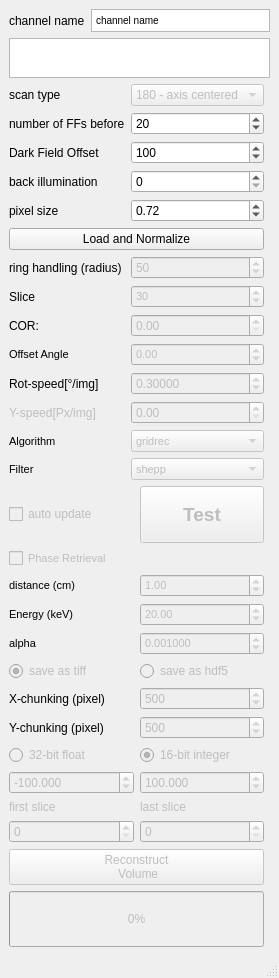
Above: BAMline_on_the_fly_CT/on_the_fly_CT_reco_hdf_panel.ui from HMarkoetter/BAMline_CT_preview_RECO before the change. Below: the same form after it.
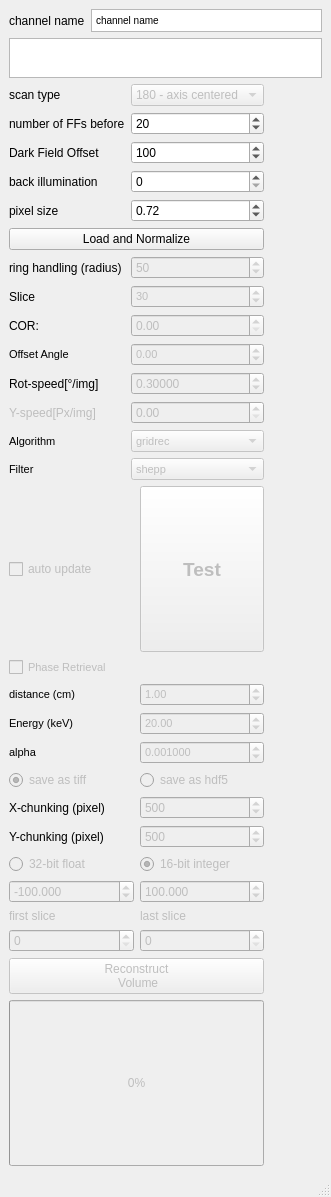
That is the form after the change.

Commit message: On-the-fly CT-Reco Panel feeding ImageJ

What changed in the file:
```diff
--- a/BAMline_on_the_fly_CT/on_the_fly_CT_reco_hdf_panel.ui
+++ b/BAMline_on_the_fly_CT/on_the_fly_CT_reco_hdf_panel.ui
@@ -6,8 +6,8 @@
    <rect>
     <x>0</x>
     <y>0</y>
-    <width>268</width>
-    <height>978</height>
+    <width>331</width>
+    <height>1197</height>
    </rect>
   </property>
   <property name="windowTitle">
@@ -440,8 +440,8 @@
          <string>&lt;!DOCTYPE HTML PUBLIC &quot;-//W3C//DTD HTML 4.0//EN&quot; &quot;http://www.w3.org/TR/REC-html40/strict.dtd&quot;&gt;
 &lt;html&gt;&lt;head&gt;&lt;meta name=&quot;qrichtext&quot; content=&quot;1&quot; /&gt;&lt;style type=&quot;text/css&quot;&gt;
 p, li { white-space: pre-wrap; }
-&lt;/style&gt;&lt;/head&gt;&lt;body style=&quot; font-family:'MS Shell Dlg 2'; font-size:7.8pt; font-weight:400; font-style:normal;&quot;&gt;
-&lt;p style=&quot; margin-top:0px; margin-bottom:0px; margin-left:0px; margin-right:0px; -qt-block-indent:0; text-indent:0px;&quot;&gt;channel name&lt;/p&gt;&lt;/body&gt;&lt;/html&gt;</string>
+&lt;/style&gt;&lt;/head&gt;&lt;body style=&quot; font-family:'Noto Sans'; font-size:10pt; font-weight:400; font-style:normal;&quot;&gt;
+&lt;p style=&quot; margin-top:0px; margin-bottom:0px; margin-left:0px; margin-right:0px; -qt-block-indent:0; text-indent:0px;&quot;&gt;&lt;span style=&quot; font-family:'MS Shell Dlg 2'; font-size:7.8pt;&quot;&gt;channel name&lt;/span&gt;&lt;/p&gt;&lt;/body&gt;&lt;/html&gt;</string>
         </property>
        </widget>
       </item>
```
Left out of the diff: 8 changed lines with no effect on the pictures. The commit also changes 3 other files.
